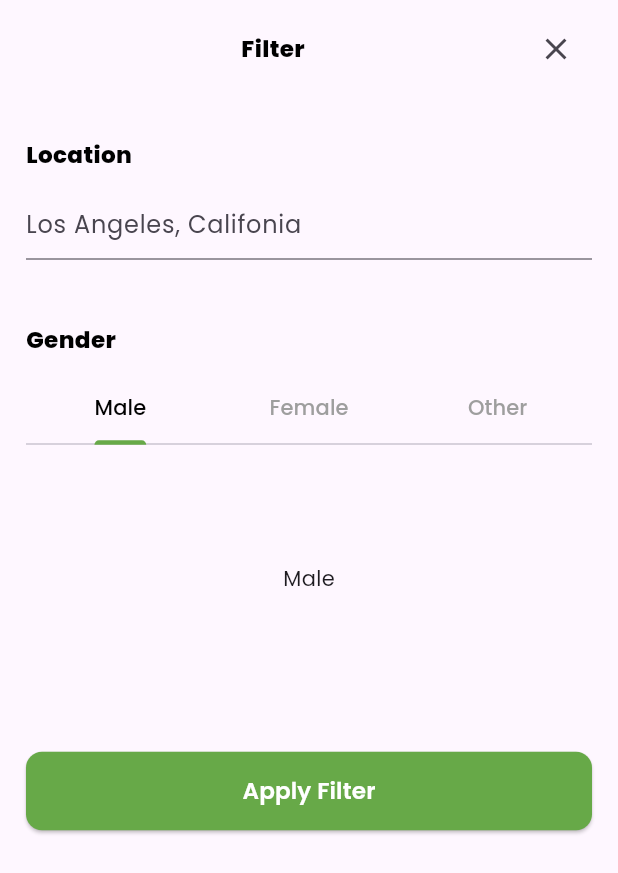
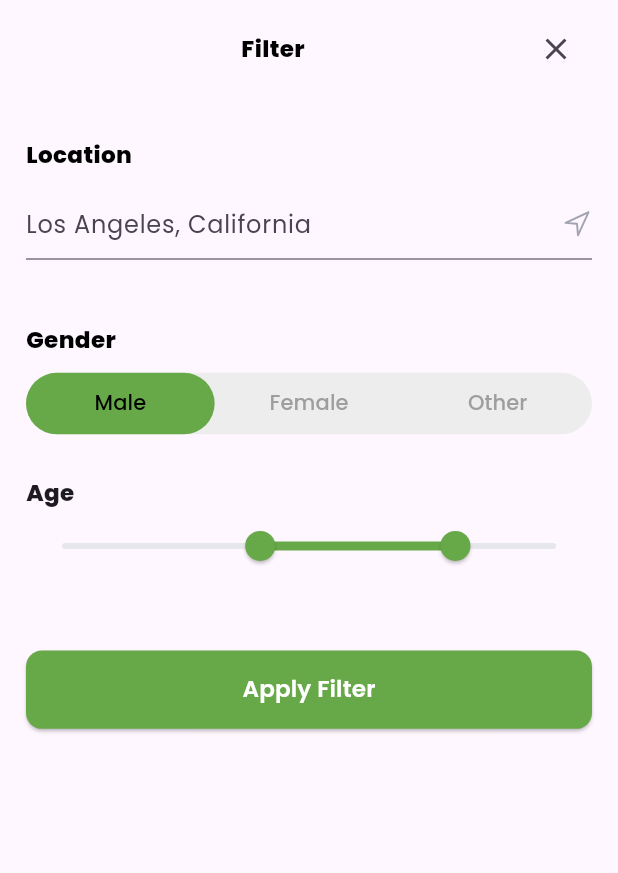
Before and after one commit to obasanmichael/Vesti_project, a Flutter app: the FilterContainer widget shown alone on an empty page, opened directly, on a phone screen of 412 x 824 dp. Shown: the top 873 px of the screen. Run offline on Flutter 3.47's test engine with Material 3 defaults, Android fonts, the phone set to English and light mode, and no system bars; our stand-ins replace flutter_screenutil, flutter_svg, go_router, google_fonts, smooth_page_indicator.

Commit message:
added the Range Slider for the age in the filter container

```diff
--- a/lib/main.dart
+++ b/lib/main.dart
@@ -4,6 +4,7 @@ import 'package:go_router/go_router.dart';
 import 'package:google_fonts/google_fonts.dart';
 import 'package:meet_by_vesti/screens/auth/auth.dart';
 import 'package:meet_by_vesti/screens/change_password.dart';
+import 'package:meet_by_vesti/screens/chat/chat_screen.dart';
 import 'package:meet_by_vesti/screens/forgot_password.dart';
 import 'package:meet_by_vesti/screens/onboarding/onboarding_2.dart';
 import 'package:meet_by_vesti/screens/onboarding/onboarding_screen.dart';
@@ -50,6 +51,11 @@ final GoRouter _router = GoRouter(
       builder: (BuildContext context, GoRouterState state) =>
           MyBottomNavigationBar(),
     ),
+    GoRoute(
+      path: '/chat',
+      builder: (BuildContext context, GoRouterState state) =>
+          ChatScreen(),
+    ),
     // GoRoute(
     //   path: '/profile',
     //   builder: (BuildContext context, GoRouterState state) => ProfileScreen(),
--- /dev/null
+++ b/lib/screens/chat/chat_screen.dart
@@ -0,0 +1,15 @@
+import 'package:flutter/material.dart';
+
+class ChatScreen extends StatefulWidget {
+  const ChatScreen({super.key});
+
+  @override
+  State<ChatScreen> createState() => _ChatScreenState();
+}
+
+class _ChatScreenState extends State<ChatScreen> {
+  @override
+  Widget build(BuildContext context) {
+    return const Placeholder();
+  }
+}
--- a/lib/screens/home/home_screen.dart
+++ b/lib/screens/home/home_screen.dart
@@ -1,5 +1,6 @@
 import 'package:flutter/material.dart';
 import 'package:flutter_screenutil/flutter_screenutil.dart';
+import 'package:go_router/go_router.dart';
 import 'package:meet_by_vesti/screens/home/widget/app_bar.dart';
 import 'package:meet_by_vesti/widgets/filter_container.dart';
 
@@ -105,7 +106,9 @@ class _HomeScreenState extends State<HomeScreen> {
                               ),
                             ),
                             InkWell(
-                              onTap: () {},
+                              onTap: () {
+                                context.go('/chat');
+                              },
                               child: Container(
                                 width: 70.w,
                                 height: 70.w,
--- a/lib/widgets/filter_container.dart
+++ b/lib/widgets/filter_container.dart
@@ -1,5 +1,6 @@
 import 'package:flutter/material.dart';
 import 'package:flutter_screenutil/flutter_screenutil.dart';
+import 'package:flutter_svg/svg.dart';
 import 'package:meet_by_vesti/widgets/button.dart';
 
 class FilterContainer extends StatefulWidget {
@@ -10,8 +11,10 @@ class FilterContainer extends StatefulWidget {
 }
 
 class _FilterContainerState extends State<FilterContainer> {
+  RangeValues _currentRangeValues = const RangeValues(40, 80);
   Widget addHeight(double height) => SizedBox(height: height.h);
   Widget addWidth(double width) => SizedBox(width: width.w);
+
   @override
   Widget build(BuildContext context) {
     return Padding(
@@ -29,7 +32,8 @@ class _FilterContainerState extends State<FilterContainer> {
                   style: TextStyle(
                     fontWeight: FontWeight.w800,
                     color: Colors.black,
-                      fontSize: 16.sp),
+                    fontSize: 16.sp,
+                  ),
                 ),
                 Spacer(),
                 IconButton(
@@ -37,7 +41,7 @@ class _FilterContainerState extends State<FilterContainer> {
                     Navigator.pop(context);
                   },
                   icon: Icon(Icons.close),
-                )
+                ),
               ],
             ),
             addHeight(40),
@@ -46,11 +50,16 @@ class _FilterContainerState extends State<FilterContainer> {
               style: TextStyle(
                 fontWeight: FontWeight.w800,
                 color: Colors.black,
-                  fontSize: 16.sp),
+                fontSize: 16.sp,
+              ),
             ),
             addHeight(12),
             TextField(
-              decoration: InputDecoration(hintText: 'Los Angeles, Califonia'),
+              decoration: InputDecoration(
+                  hintText: 'Los Angeles, California',
+                  suffixIcon: SvgPicture.asset('assets/svg/navigation.svg'),
+                  suffixIconConstraints:
+                      BoxConstraints(maxWidth: 20, maxHeight: 20)),
             ),
             addHeight(48),
             Text(
@@ -58,7 +67,8 @@ class _FilterContainerState extends State<FilterContainer> {
               style: TextStyle(
                 fontWeight: FontWeight.w800,
                 color: Colors.black,
-                  fontSize: 16.sp),
+                fontSize: 16.sp,
+              ),
             ),
             addHeight(12),
             DefaultTabController(
@@ -66,7 +76,22 @@ class _FilterContainerState extends State<FilterContainer> {
               child: Column(
                 crossAxisAlignment: CrossAxisAlignment.start,
                 children: [
-                  TabBar(
+                  Container(
+                    width: double.infinity,
+                    height: 46.h,
+                    decoration: ShapeDecoration(
+                      color: Color(0xFFEDEDED),
+                      shape: RoundedRectangleBorder(
+                        borderRadius: BorderRadius.circular(50),
+                      ),
+                    ),
+                    child: TabBar(
+                      indicatorSize: TabBarIndicatorSize.tab,
+                      indicator: BoxDecoration(
+                        color: Color(0xFF67A948),
+                        borderRadius: BorderRadius.circular(50),
+                      ),
+                      dividerColor: Colors.transparent,
                       indicatorColor: Color(0xff67A948),
                       labelColor: Colors.black,
                       unselectedLabelColor: Colors.grey,
@@ -76,20 +101,100 @@ class _FilterContainerState extends State<FilterContainer> {
                         Tab(text: 'Other'),
                       ],
                     ),
-                  Container(
-                    height: 200.h, // Adjust height as needed
+                  ),
+                  addHeight(32),
+                  SizedBox(
+                    height: 120.h, // Adjust height as needed
                     child: TabBarView(
                       children: [
-                        Center(child: Text('Male')),
-                        Center(child: Text('Female')),
-                        Center(child: Text('Other')),
+                        Column(
+                          crossAxisAlignment: CrossAxisAlignment.start,
+                          children: [
+                            Text(
+                              'Age',
+                              style: TextStyle(
+                                  fontWeight: FontWeight.w800, fontSize: 16.sp),
+                            ),
+                            RangeSlider(
+                              activeColor: Color(0xff67A948),
+                              inactiveColor: Color(0xffE5E7EB),
+                              values: _currentRangeValues,
+                              min: 0,
+                              max: 100,
+                              divisions: 100,
+                              labels: RangeLabels(
+                                _currentRangeValues.start.round().toString(),
+                                _currentRangeValues.end.round().toString(),
+                              ),
+                              onChanged: (RangeValues values) {
+                                setState(() {
+                                  _currentRangeValues = values;
+                                });
+                              },
+                            ),
+                          ],
+                        ),
+                        Column(
+                          crossAxisAlignment: CrossAxisAlignment.start,
+                          children: [
+                            Text(
+                              'Age',
+                              style: TextStyle(
+                                  fontWeight: FontWeight.w800, fontSize: 16.sp),
+                            ),
+                            RangeSlider(
+                              activeColor: Color(0xff67A948),
+                              inactiveColor: Color(0xffE5E7EB),
+                              values: _currentRangeValues,
+                              min: 0,
+                              max: 100,
+                              divisions: 100,
+                              labels: RangeLabels(
+                                _currentRangeValues.start.round().toString(),
+                                _currentRangeValues.end.round().toString(),
+                              ),
+                              onChanged: (RangeValues values) {
+                                setState(() {
+                                  _currentRangeValues = values;
+                                });
+                              },
+                            ),
+                          ],
+                        ),
+                        Column(
+                          crossAxisAlignment: CrossAxisAlignment.start,
+                          children: [
+                            Text(
+                              'Age',
+                              style: TextStyle(
+                                  fontWeight: FontWeight.w800, fontSize: 16.sp),
+                            ),
+                            RangeSlider(
+                              activeColor: Color(0xff67A948),
+                              inactiveColor: Color(0xffE5E7EB),
+                              values: _currentRangeValues,
+                              min: 0,
+                              max: 100,
+                              divisions: 100,
+                              labels: RangeLabels(
+                                _currentRangeValues.start.round().toString(),
+                                _currentRangeValues.end.round().toString(),
+                              ),
+                              onChanged: (RangeValues values) {
+                                setState(() {
+                                  _currentRangeValues = values;
+                                });
+                              },
+                            ),
+                          ],
+                        ),
                       ],
                     ),
                   ),
                 ],
               ),
             ),
-            addHeight(30),
+            addHeight(10),
             MyButton(label: 'Apply Filter', onPressed: () {}),
             addHeight(20),
           ],
--- a/pubspec.yaml
+++ b/pubspec.yaml
@@ -92,6 +92,7 @@ flutter:
     - assets/svg/home_filled.svg
     - assets/svg/user_filled.svg
     - assets/svg/check_mark.svg
+    - assets/svg/navigation.svg
     - assets/images/Up.png
     - assets/images/location_img.png
   #   - images/a_dot_burr.jpeg
```
Also changed, not shown: assets/svg/navigation.svg (added). Lines whose indentation alone changed are shown as unchanged.
